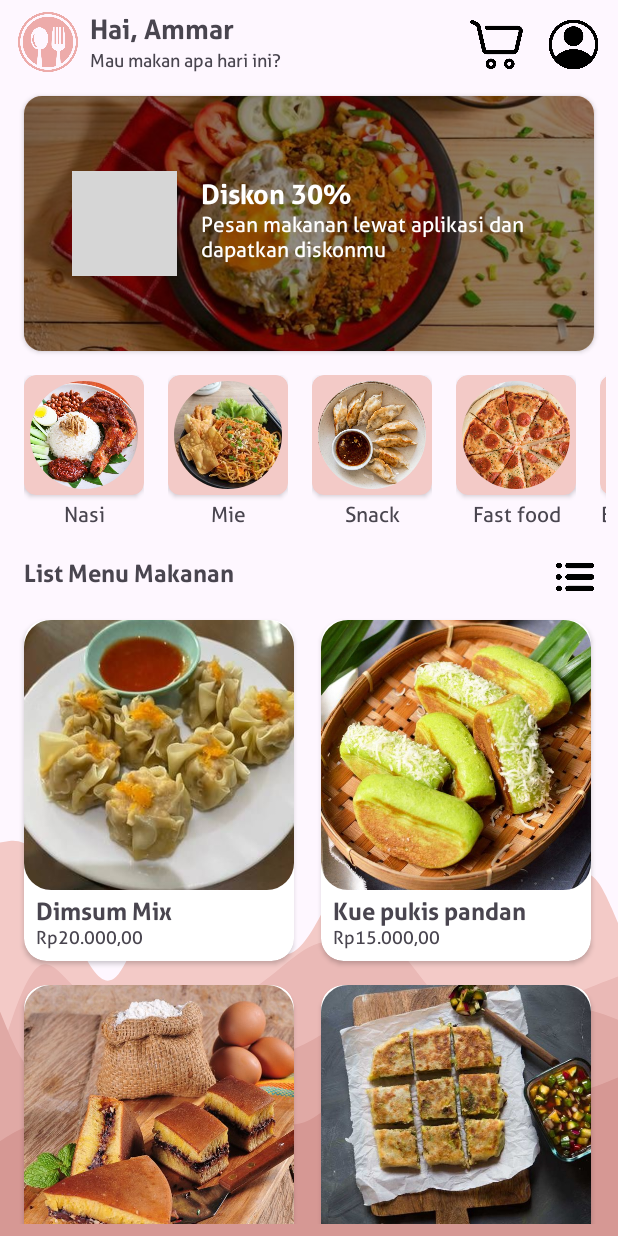
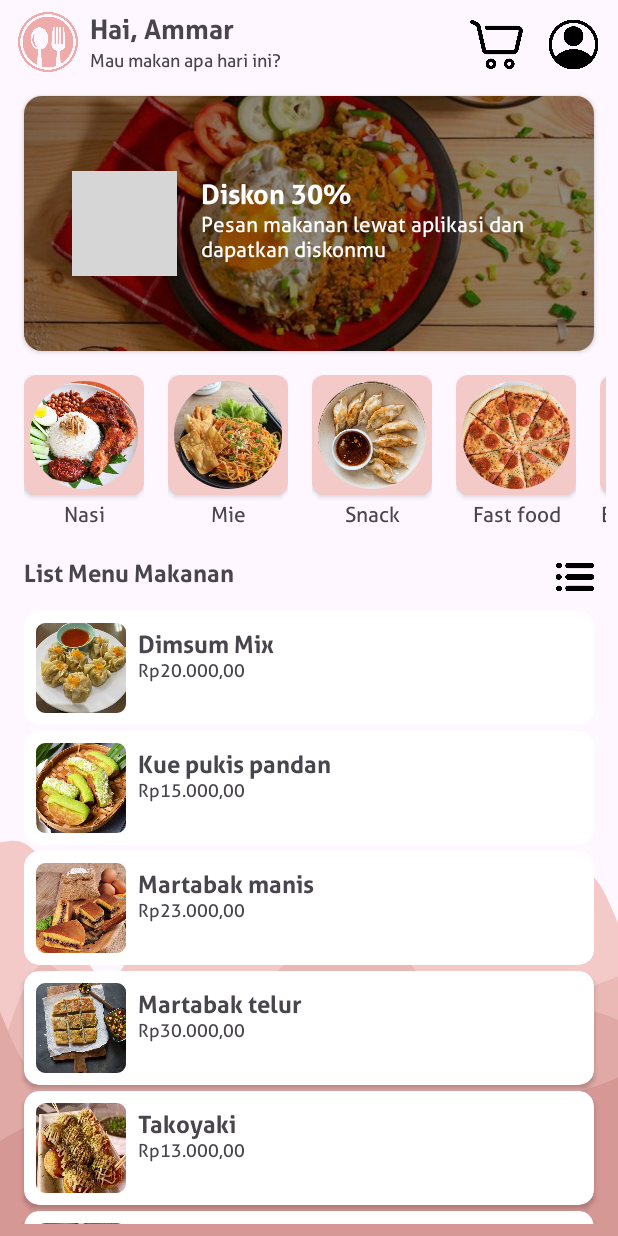
Before and after one commit to rafiammr/24001084-km6-raf-foodapp-ch3, an Android app: the screen it shows after launch (MainActivity), on a phone screen of 412 x 824 dp. Run offline under Robolectric (Android 15) with nearby library versions, the phone set to English and light mode, and no system bars; grey boxes are pictures that could not be loaded.

Commit message:
Update & Feature Home List and Grid View

```diff
--- a/app/build.gradle.kts
+++ b/app/build.gradle.kts
@@ -1,6 +1,7 @@
 plugins {
     id("com.android.application")
     id("org.jetbrains.kotlin.android")
+    id("kotlin-parcelize")
 }
 
 android {
@@ -47,4 +48,8 @@ dependencies {
     testImplementation("junit:junit:4.13.2")
     androidTestImplementation("androidx.test.ext:junit:1.1.5")
     androidTestImplementation("androidx.test.espresso:espresso-core:3.5.1")
+
+    //navigation library
+    implementation("androidx.navigation:navigation-fragment-ktx:2.7.7")
+    implementation("androidx.navigation:navigation-ui-ktx:2.7.7")
 }
--- a/app/src/main/AndroidManifest.xml
+++ b/app/src/main/AndroidManifest.xml
@@ -13,6 +13,9 @@
         android:theme="@style/Theme.Challange2FoodApp"
         tools:targetApi="31">
         <activity
+            android:name=".DetailMenuActivity"
+            android:exported="false" />
+        <activity
             android:name=".MainActivity"
             android:exported="true">
             <intent-filter>
--- a/app/src/main/java/com/example/challange2foodapp/MainActivity.kt
+++ b/app/src/main/java/com/example/challange2foodapp/MainActivity.kt
@@ -2,26 +2,28 @@ package com.example.challange2foodapp
 
 import androidx.appcompat.app.AppCompatActivity
 import android.os.Bundle
+import android.util.Log
 import com.example.challange2foodapp.databinding.ActivityMainBinding
-import com.example.foodappchallenge.adapter.CategoryAdapter
-import com.example.foodappchallenge.adapter.MenuAdapter
-import com.example.foodappchallenge.model.Category
-import com.example.foodappchallenge.model.Menu
+import com.example.challange2foodapp.menulist.adapter.CategoryAdapter
+import com.example.challange2foodapp.menulist.adapter.MenuAdapter
+import com.example.challange2foodapp.data.model.Category
+import com.example.challange2foodapp.data.model.Menu
 
 class MainActivity : AppCompatActivity() {
+
+    private val TAG: String? = MainActivity::class.java.name
 
     private val binding: ActivityMainBinding by lazy {
         ActivityMainBinding.inflate(layoutInflater)
     }
 
     private val adapterCategory = CategoryAdapter()
-    private val adapterMenu = MenuAdapter()
 
     override fun onCreate(savedInstanceState: Bundle?) {
         super.onCreate(savedInstanceState)
+        Log.d(TAG, "onCreate: Activity Created")
         setContentView(binding.root)
         setListCategory()
-        setListMenu()
     }
 
     private fun setListCategory() {
@@ -40,21 +42,4 @@ class MainActivity : AppCompatActivity() {
         adapterCategory.submitData(data)
     }
 
-    private fun setListMenu() {
-        val data = listOf(
-            Menu(image = R.drawable.img_menu_dimsum, name = "Dimsum Mix", price = 20000.00),
-            Menu(image = R.drawable.img_menu_pukis, name = "Kue pukis pandan", price = 15000.00),
-            Menu(image = R.drawable.img_menu_martabak_manis, name = "Martabak manis", price = 23000.00),
-            Menu(image = R.drawable.img_menu_martabak_telur, name = "Martabak telur", price = 30000.00),
-            Menu(image = R.drawable.img_menu_takoyaki, name = "Takoyaki", price = 13000.00),
-            Menu(image = R.drawable.img_menu_corndog, name = "Corndog", price = 10000.00),
-            Menu(image = R.drawable.img_menu_topokki, name = "Topokki", price = 15000.00),
-            Menu(image = R.drawable.img_menu_pempek, name = "Pempek", price = 25000.00),
-        )
-        binding.rvMenu.apply {
-            adapter = this@MainActivity.adapterMenu
-        }
-        adapterMenu.submitData(data)
-    }
-
 }
--- a/app/src/main/java/com/example/challange2foodapp/adapter/MenuAdapter.kt
+++ /dev/null
@@ -1,44 +0,0 @@
-package com.example.foodappchallenge.adapter
-
-import android.view.LayoutInflater
-import android.view.ViewGroup
-import androidx.recyclerview.widget.RecyclerView
-import com.example.challange2foodapp.databinding.ItemMenuBinding
-import com.example.foodappchallenge.model.Menu
-import com.example.foodappchallenge.utils.toIndonesianFormat
-import java.text.NumberFormat
-import java.util.Locale
-
-class MenuAdapter : RecyclerView.Adapter<MenuAdapter.MenuViewHolder>() {
-
-    private val data = mutableListOf<Menu>()
-
-    fun submitData(items: List<Menu>) {
-        data.addAll(items)
-    }
-
-    override fun onCreateViewHolder(parent: ViewGroup, viewType: Int): MenuViewHolder {
-        return MenuViewHolder(
-            ItemMenuBinding.inflate(
-                LayoutInflater.from(parent.context),
-                parent,
-                false
-            )
-        )
-    }
-
-    override fun getItemCount(): Int = data.size
-
-    override fun onBindViewHolder(holder: MenuViewHolder, position: Int) {
-        holder.bind(data[position])
-    }
-
-    class MenuViewHolder(private val binding: ItemMenuBinding) :
-        RecyclerView.ViewHolder(binding.root) {
-        fun bind(item: Menu) {
-            binding.tvMenuName.text = item.name
-            binding.tvMenuPrice.text = item.price.toIndonesianFormat()
-            binding.ivMenuImg.setImageResource(item.image)
-        }
-    }
-}
--- /dev/null
+++ b/app/src/main/java/com/example/challange2foodapp/base/ViewHolderBinder.kt
@@ -0,0 +1,5 @@
+package com.example.challange2foodapp.base
+
+interface ViewHolderBinder<T> {
+    fun bind(item: T)
+}
--- /dev/null
+++ b/app/src/main/java/com/example/challange2foodapp/data/datasource/MenuDataSource.kt
@@ -0,0 +1,79 @@
+package com.example.challange2foodapp.data.datasource
+
+import com.example.challange2foodapp.R
+import com.example.challange2foodapp.data.model.Menu
+
+interface MenuDataSource {
+    fun getMenuData(): List<Menu>
+}
+
+class MenuDataSourceImpl() : MenuDataSource {
+    override fun getMenuData(): List<Menu> {
+        return mutableListOf(
+            Menu(
+                image = R.drawable.img_menu_dimsum,
+                name = "Dimsum Mix",
+                price = 20000.00,
+                shortDesc = "ini makanan",
+                location = "ini lokasi",
+                urlLocation = "https://maps.app.goo.gl/h4wQKqaBuXzftGK77"
+            ),
+            Menu(
+                image = R.drawable.img_menu_pukis,
+                name = "Kue pukis pandan",
+                price = 15000.00,
+                shortDesc = "ini makanan",
+                location = "ini lokasi",
+                urlLocation = "https://maps.app.goo.gl/h4wQKqaBuXzftGK77"
+            ),
+            Menu(
+                image = R.drawable.img_menu_martabak_manis,
+                name = "Martabak manis",
+                price = 23000.00,
+                shortDesc = "ini makanan",
+                location = "ini lokasi",
+                urlLocation = "https://maps.app.goo.gl/h4wQKqaBuXzftGK77"
+            ),
+            Menu(
+                image = R.drawable.img_menu_martabak_telur,
+                name = "Martabak telur",
+                price = 30000.00,
+                shortDesc = "ini makanan",
+                location = "ini lokasi",
+                urlLocation = "https://maps.app.goo.gl/h4wQKqaBuXzftGK77"
+            ),
+            Menu(
+                image = R.drawable.img_menu_takoyaki,
+                name = "Takoyaki",
+                price = 13000.00,
+                shortDesc = "ini makanan",
+                location = "ini lokasi",
+                urlLocation = "https://maps.app.goo.gl/h4wQKqaBuXzftGK77"
+            ),
+            Menu(
+                image = R.drawable.img_menu_corndog,
+                name = "Corndog",
+                price = 10000.00,
+                shortDesc = "ini makanan",
+                location = "ini lokasi",
+                urlLocation = "https://maps.app.goo.gl/h4wQKqaBuXzftGK77"
+            ),
+            Menu(
+                image = R.drawable.img_menu_topokki,
+                name = "Topokki",
+                price = 15000.00,
+                shortDesc = "ini makanan",
+                location = "ini lokasi",
+                urlLocation = "https://maps.app.goo.gl/h4wQKqaBuXzftGK77"
+            ),
+            Menu(
+                image = R.drawable.img_menu_pempek,
+                name = "Pempek",
+                price = 25000.00,
+                shortDesc = "ini makanan",
+                location = "ini lokasi",
+                urlLocation = "https://maps.app.goo.gl/h4wQKqaBuXzftGK77"
+            ),
+        )
+    }
+}
--- a/app/src/main/java/com/example/challange2foodapp/model/Category.kt
+++ b/app/src/main/java/com/example/challange2foodapp/data/model/Category.kt
@@ -1,4 +1,4 @@
-package com.example.foodappchallenge.model
+package com.example.challange2foodapp.data.model
 
 import androidx.annotation.DrawableRes
 import java.util.UUID
--- /dev/null
+++ b/app/src/main/java/com/example/challange2foodapp/data/model/Menu.kt
@@ -0,0 +1,19 @@
+package com.example.challange2foodapp.data.model
+
+import android.os.Parcelable
+import androidx.annotation.DrawableRes
+import kotlinx.parcelize.Parcelize
+import java.util.UUID
+
+@Parcelize
+data class Menu(
+    var id: String = UUID.randomUUID().toString(),
+    @DrawableRes
+    var image: Int,
+    var price: Double,
+    var name: String,
+    var shortDesc: String,
+    var location: String,
+    var urlLocation: String,
+
+) : Parcelable
--- /dev/null
+++ b/app/src/main/java/com/example/challange2foodapp/menulist/MenuListFragment.kt
@@ -0,0 +1,63 @@
+package com.example.challange2foodapp.menulist
+
+import android.os.Bundle
+import androidx.fragment.app.Fragment
+import android.view.LayoutInflater
+import android.view.View
+import android.view.ViewGroup
+import androidx.recyclerview.widget.GridLayoutManager
+import com.example.challange2foodapp.R
+import com.example.challange2foodapp.databinding.FragmentMenuListBinding
+import com.example.challange2foodapp.data.datasource.MenuDataSource
+import com.example.challange2foodapp.data.datasource.MenuDataSourceImpl
+import com.example.challange2foodapp.menulist.adapter.MenuAdapter
+
+
+class MenuListFragment : Fragment() {
+
+    private lateinit var binding: FragmentMenuListBinding
+    private var adapter: MenuAdapter? = null
+    private val dataSource: MenuDataSource by lazy { MenuDataSourceImpl() }
+    private var isUsingGridMode: Boolean = false
+
+    override fun onCreateView(
+        inflater: LayoutInflater, container: ViewGroup?,
+        savedInstanceState: Bundle?
+    ): View {
+        // Inflate the layout for this fragment
+        binding = FragmentMenuListBinding.inflate(layoutInflater, container, false)
+        return binding.root
+    }
+
+    override fun onViewCreated(view: View, savedInstanceState: Bundle?) {
+        super.onViewCreated(view, savedInstanceState)
+        bindMenuList(isUsingGrid = false)
+        setClickAction()
+    }
+
+    private fun setClickAction() {
+        binding.layoutHeaderMenu.ivIconGridList.setOnClickListener {
+            isUsingGridMode = !isUsingGridMode
+            setIcon(isUsingGridMode)
+            bindMenuList(isUsingGridMode)
+        }
+    }
+
+    private fun setIcon(usingGridMode: Boolean) {
+        binding.layoutHeaderMenu.ivIconGridList.setImageResource(if (usingGridMode) R.drawable.ic_grid else R.drawable.ic_list)
+
+    }
+
+    private fun bindMenuList(isUsingGrid: Boolean) {
+        val listMode = if (isUsingGridMode) MenuAdapter.MODE_GRID  else MenuAdapter.MODE_LIST
+        adapter = MenuAdapter(
+            listMode = listMode
+        )
+        binding.rvMenu.apply {
+            adapter = this@MenuListFragment.adapter
+            layoutManager = GridLayoutManager(requireContext(), if (isUsingGrid) 2 else 1)
+        }
+        adapter?.submitData(dataSource.getMenuData())
+    }
+
+}
--- a/app/src/main/java/com/example/challange2foodapp/adapter/CategoryAdapter.kt
+++ b/app/src/main/java/com/example/challange2foodapp/menulist/adapter/CategoryAdapter.kt
@@ -1,10 +1,10 @@
-package com.example.foodappchallenge.adapter
+package com.example.challange2foodapp.menulist.adapter
 
 import android.view.LayoutInflater
 import android.view.ViewGroup
 import androidx.recyclerview.widget.RecyclerView
 import com.example.challange2foodapp.databinding.ItemCategoryBinding
-import com.example.foodappchallenge.model.Category
+import com.example.challange2foodapp.data.model.Category
 
 
 class CategoryAdapter : RecyclerView.Adapter<CategoryAdapter.CategoryViewHolder>() {
--- /dev/null
+++ b/app/src/main/java/com/example/challange2foodapp/menulist/adapter/MenuAdapter.kt
@@ -0,0 +1,70 @@
+package com.example.challange2foodapp.menulist.adapter
+
+import android.view.LayoutInflater
+import android.view.View
+import android.view.ViewGroup
+import androidx.recyclerview.widget.AsyncListDiffer
+import androidx.recyclerview.widget.DiffUtil
+import androidx.recyclerview.widget.RecyclerView
+import androidx.recyclerview.widget.RecyclerView.ViewHolder
+import com.example.challange2foodapp.base.ViewHolderBinder
+import com.example.challange2foodapp.databinding.ItemMenuBinding
+import com.example.challange2foodapp.databinding.ItemMenuListBinding
+import com.example.challange2foodapp.data.model.Menu
+import com.example.challange2foodapp.utils.toIndonesianFormat
+
+class MenuAdapter(
+    private val listMode: Int = MODE_LIST
+    ) :
+    RecyclerView.Adapter<ViewHolder>() {
+
+
+    companion object {
+        const val MODE_LIST = 0
+        const val MODE_GRID = 1
+    }
+
+    private var asyncDataDiffer = AsyncListDiffer(
+        this, object : DiffUtil.ItemCallback<Menu>() {
+            override fun areItemsTheSame(oldItem: Menu, newItem: Menu): Boolean {
+                //membandingkan apakah item tersebut sama
+                return oldItem.name == newItem.name
+            }
+
+            override fun areContentsTheSame(oldItem: Menu, newItem: Menu): Boolean {
+                // yang dibandingkan adalah containnya
+                return oldItem.hashCode() == newItem.hashCode()
+            }
+        }
+    )
+
+    fun submitData(data: List<Menu>) {
+        asyncDataDiffer.submitList(data)
+    }
+
+    override fun onCreateViewHolder(parent: ViewGroup, viewType: Int): ViewHolder {
+        return if (listMode == MODE_GRID) MenuGridItemViewHolder(
+            ItemMenuBinding.inflate(
+                LayoutInflater.from(parent.context),
+                parent,
+                false
+            ),
+        ) else {
+            MenuListItemViewHolder(
+                ItemMenuListBinding.inflate(
+                    LayoutInflater.from(parent.context),
+                    parent,
+                    false
+                ),
+            )
+        }
+    }
+
+    override fun getItemCount(): Int = asyncDataDiffer.currentList.size
+
+    override fun onBindViewHolder(holder: ViewHolder, position: Int) {
+        if (holder !is ViewHolderBinder<*>) return
+        (holder as ViewHolderBinder<Menu>).bind(asyncDataDiffer.currentList[position])
+    }
+
+}
--- /dev/null
+++ b/app/src/main/java/com/example/challange2foodapp/menulist/adapter/MenuGridItemViewHolder.kt
@@ -0,0 +1,25 @@
+package com.example.challange2foodapp.menulist.adapter
+
+import android.media.Image
+import androidx.recyclerview.widget.RecyclerView.ViewHolder
+import com.example.challange2foodapp.base.ViewHolderBinder
+import com.example.challange2foodapp.databinding.ItemMenuBinding
+import com.example.challange2foodapp.data.model.Menu
+import com.example.challange2foodapp.utils.toIndonesianFormat
+
+class MenuGridItemViewHolder (
+    private val binding: ItemMenuBinding,
+) : ViewHolder(binding.root), ViewHolderBinder<Menu> {
+
+    override fun bind(item: Menu) {
+        item.let {
+            setMenuImage(it.image)
+            binding.tvMenuName.text = it.name
+            binding.tvMenuPrice.text = it.price.toIndonesianFormat()
+        }
+    }
+
+    private fun setMenuImage(image: Int?) {
+        image?.let { binding.ivMenuImg.setImageResource(it) }
+    }
+}
--- /dev/null
+++ b/app/src/main/java/com/example/challange2foodapp/menulist/adapter/MenuListItemViewHolder.kt
@@ -0,0 +1,25 @@
+package com.example.challange2foodapp.menulist.adapter
+
+import androidx.recyclerview.widget.RecyclerView.ViewHolder
+import com.example.challange2foodapp.base.ViewHolderBinder
+import com.example.challange2foodapp.databinding.ItemMenuListBinding
+import com.example.challange2foodapp.data.model.Menu
+import com.example.challange2foodapp.utils.toIndonesianFormat
+
+class MenuListItemViewHolder (
+    private val binding: ItemMenuListBinding,
+) : ViewHolder(binding.root), ViewHolderBinder<Menu> {
+
+    override fun bind(item: Menu) {
+        item.let {
+            setMenuImage(it.image)
+            binding.tvMenuName.text = it.name
+            binding.tvMenuPrice.text = it.price.toIndonesianFormat()
+        }
+    }
+
+    private fun setMenuImage(image: Int?) {
+        image?.let { binding.ivMenuImg.setImageResource(it) }
+    }
+
+}
--- a/app/src/main/java/com/example/challange2foodapp/model/Menu.kt
+++ /dev/null
@@ -1,12 +0,0 @@
-package com.example.foodappchallenge.model
-
-import androidx.annotation.DrawableRes
-import java.util.UUID
-
-data class Menu(
-    var id: String = UUID.randomUUID().toString(),
-    @DrawableRes
-    var image: Int,
-    var price: Double,
-    var name: String,
-)
--- a/app/src/main/java/com/example/challange2foodapp/utils/util.kt
+++ b/app/src/main/java/com/example/challange2foodapp/utils/util.kt
@@ -1,4 +1,4 @@
-package com.example.foodappchallenge.utils
+package com.example.challange2foodapp.utils
 
 import java.text.NumberFormat
 import java.util.Locale
--- a/app/src/main/res/layout/activity_main.xml
+++ b/app/src/main/res/layout/activity_main.xml
@@ -37,25 +37,15 @@
         app:layout_constraintTop_toBottomOf="@id/layout_banner"
         tools:listitem="@layout/item_category" />
 
-    <include
-        android:id="@+id/layout_header_menu"
-        layout="@layout/layout_header_menu"
-        android:layout_width="match_parent"
-        android:layout_height="wrap_content"
-        android:layout_margin="8dp"
-        app:layout_constraintTop_toBottomOf="@+id/rv_category" />
 
-    <androidx.recyclerview.widget.RecyclerView
-        android:id="@+id/rv_menu"
+    <fragment
+        android:id="@+id/main_nav_host"
+        android:name="com.example.challange2foodapp.menulist.MenuListFragment"
         android:layout_width="match_parent"
         android:layout_height="0dp"
-        android:layout_margin="8dp"
-        android:orientation="vertical"
-        app:layoutManager="androidx.recyclerview.widget.GridLayoutManager"
-        app:spanCount="2"
-        app:layout_constraintTop_toBottomOf="@id/layout_header_menu"
-        app:layout_constraintBottom_toBottomOf="parent"
-        tools:listitem="@layout/item_menu"
-        />
+        tools:layout="@layout/fragment_menu_list"
+        app:layout_constraintTop_toBottomOf="@id/rv_category"
+        app:layout_constraintBottom_toBottomOf="parent" />
+
 
 </androidx.constraintlayout.widget.ConstraintLayout>
--- /dev/null
+++ b/app/src/main/res/layout/fragment_menu_list.xml
@@ -0,0 +1,33 @@
+<?xml version="1.0" encoding="utf-8"?>
+<androidx.constraintlayout.widget.ConstraintLayout xmlns:android="http://schemas.android.com/apk/res/android"
+    xmlns:tools="http://schemas.android.com/tools"
+    android:layout_width="match_parent"
+    android:layout_height="match_parent"
+    xmlns:app="http://schemas.android.com/apk/res-auto"
+    tools:context=".menulist.MenuListFragment">
+
+    <!-- TODO: Update blank fragment layout -->
+    <include
+        android:id="@+id/layout_header_menu"
+        layout="@layout/layout_header_menu"
+        android:layout_width="match_parent"
+        android:layout_height="wrap_content"
+        android:layout_margin="8dp"
+        app:layout_constraintTop_toTopOf="parent"
+        app:layout_constraintStart_toStartOf="parent"
+        app:layout_constraintEnd_toEndOf="parent"/>
+
+    <androidx.recyclerview.widget.RecyclerView
+        android:id="@+id/rv_menu"
+        android:layout_width="match_parent"
+        android:layout_height="0dp"
+        android:layout_margin="8dp"
+        android:orientation="vertical"
+        app:layoutManager="androidx.recyclerview.widget.GridLayoutManager"
+        app:spanCount="2"
+        app:layout_constraintTop_toBottomOf="@id/layout_header_menu"
+        app:layout_constraintBottom_toBottomOf="parent"
+        tools:listitem="@layout/item_menu"
+        />
+
+</androidx.constraintlayout.widget.ConstraintLayout>
--- /dev/null
+++ b/app/src/main/res/layout/item_menu_list.xml
@@ -0,0 +1,56 @@
+<?xml version="1.0" encoding="utf-8"?>
+<androidx.cardview.widget.CardView xmlns:android="http://schemas.android.com/apk/res/android"
+    xmlns:app="http://schemas.android.com/apk/res-auto"
+    xmlns:tools="http://schemas.android.com/tools"
+    android:layout_width="match_parent"
+    android:layout_height="wrap_content"
+    android:layout_marginHorizontal="8dp"
+    android:layout_marginVertical="2dp"
+    app:cardCornerRadius="10dp">
+
+    <androidx.constraintlayout.widget.ConstraintLayout
+        android:layout_width="match_parent"
+        android:layout_height="wrap_content"
+        android:layout_margin="8dp">
+
+        <com.google.android.material.imageview.ShapeableImageView
+            android:id="@+id/iv_menu_img"
+            android:layout_width="0dp"
+            android:layout_height="60dp"
+            android:scaleType="centerCrop"
+            android:src="@drawable/img_banner"
+            app:layout_constraintDimensionRatio="1:1"
+            app:layout_constraintStart_toStartOf="parent"
+            app:layout_constraintTop_toTopOf="parent"
+            app:shapeAppearanceOverlay="@style/ShapeAppearanceOverlay.App.CornerSize10Percent" />
+
+        <TextView
+            android:id="@+id/tv_menu_name"
+            android:layout_width="0dp"
+            android:layout_height="wrap_content"
+            android:layout_marginHorizontal="8dp"
+            android:layout_marginTop="4dp"
+            android:ellipsize="end"
+            android:maxLines="1"
+            android:textSize="16sp"
+            android:textStyle="bold"
+            app:layout_constraintStart_toEndOf="@id/iv_menu_img"
+            app:layout_constraintTop_toTopOf="parent"
+            tools:text="Nasi Goreng" />
+
+        <TextView
+            android:id="@+id/tv_menu_price"
+            android:layout_width="0dp"
+            android:layout_height="wrap_content"
+            android:layout_marginHorizontal="8dp"
+            android:layout_marginBottom="8dp"
+            android:ellipsize="end"
+            android:maxLines="1"
+            android:textSize="12sp"
+            app:layout_constraintStart_toEndOf="@id/iv_menu_img"
+            app:layout_constraintTop_toBottomOf="@id/tv_menu_name"
+            tools:text="Rp.80000,00" />
+
+    </androidx.constraintlayout.widget.ConstraintLayout>
+
+</androidx.cardview.widget.CardView>
--- a/app/src/main/res/layout/layout_header_menu.xml
+++ b/app/src/main/res/layout/layout_header_menu.xml
@@ -17,12 +17,12 @@
         android:text="@string/text_header_menu"
         android:textSize="16sp"
         android:textStyle="bold"
-        app:layout_constraintEnd_toStartOf="@id/tv_icon_category"
+        app:layout_constraintEnd_toStartOf="@id/iv_icon_grid_list"
         app:layout_constraintStart_toStartOf="parent"
         app:layout_constraintTop_toTopOf="parent" />
 
     <ImageView
-        android:id="@+id/tv_icon_category"
+        android:id="@+id/iv_icon_grid_list"
         android:layout_width="25dp"
         android:layout_height="25dp"
         android:src="@drawable/ic_list"
--- a/app/src/main/res/values/strings.xml
+++ b/app/src/main/res/values/strings.xml
@@ -6,4 +6,9 @@
     <string name="desc_header">Mau makan apa hari ini?</string>
     <string name="text_header_menu">List Menu Makanan</string>
     <string name="text_button">Add</string>
+    <string name="button_add_to_cart">Tambahkan ke Keranjang - Harga</string>
+    <string name="sum">1</string>
+    <string name="location">Lokasi</string>
+    <!-- TODO: Remove or change this placeholder text -->
+    <string name="hello_blank_fragment">Hello blank fragment</string>
 </resources>
```
